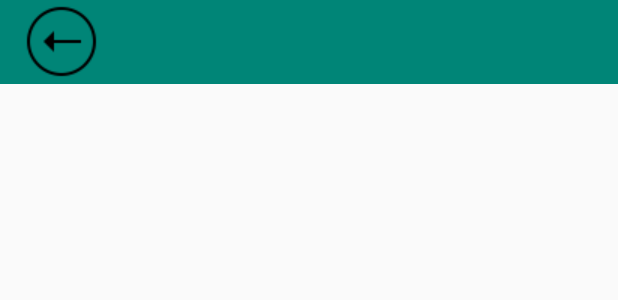
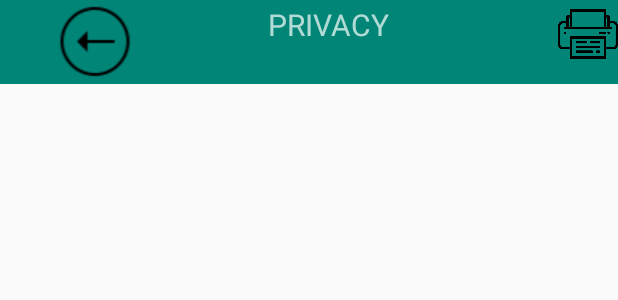
Before and after one commit to sergiger/PillRecordPISProject, an Android app: the layout privacy_activity.xml on its own in the app's theme, with its tools: preview values and no code run, on a phone screen of 412 x 824 dp. Shown: the top 300 px of the screen. Run offline under Robolectric (Android 15) with nearby library versions, the phone set to English and light mode, and no system bars.

Commit message:
petits arreglos

```diff
--- a/app/src/main/res/layout/legal_main_activity.xml
+++ b/app/src/main/res/layout/legal_main_activity.xml
@@ -24,6 +24,12 @@
                 android:layout_height="wrap_content"
                 android:src="@drawable/back_icon"
                 android:id="@+id/back_legal_icon"/>
+            <TextView
+                android:layout_width="wrap_content"
+                android:layout_height="wrap_content"
+                android:text="LEGAL INFORM"
+                android:textSize="30dp">
+            </TextView>
         </android.support.v7.widget.Toolbar>
         <LinearLayout
             android:layout_width="match_parent"
--- a/app/src/main/res/layout/privacy_activity.xml
+++ b/app/src/main/res/layout/privacy_activity.xml
@@ -15,11 +15,38 @@
         app:layout_constraintEnd_toEndOf="parent"
         app:layout_constraintStart_toStartOf="parent"
         app:layout_constraintTop_toTopOf="parent">
-        <ImageView
-            android:layout_width="wrap_content"
+        <LinearLayout
+            android:layout_width="match_parent"
             android:layout_height="wrap_content"
-            android:src="@drawable/back_icon"
-            android:id="@+id/back_icon"/>
+            android:weightSum="10">
+            <ImageView
+                android:layout_weight="2"
+                android:layout_width="wrap_content"
+                android:layout_height="wrap_content"
+                android:src="@drawable/back_icon"
+                android:id="@+id/back_legal_icon"/>
+            <TextView
+                android:layout_weight="6"
+                android:layout_width="wrap_content"
+                android:layout_height="wrap_content"
+                android:text="PRIVACY"
+                android:textSize="20dp"
+                android:textAlignment="center">
+            </TextView>
+            <LinearLayout
+                android:layout_width="wrap_content"
+                android:layout_height="match_parent"
+                android:gravity="right"
+                android:layout_weight="2">
+                <ImageView
+                    android:layout_width="40dp"
+                    android:layout_height="40dp"
+                    android:src="@drawable/printer_icon"
+                    android:id="@+id/print_icon"></ImageView>
+            </LinearLayout>
+        </LinearLayout>
+
+
     </android.support.v7.widget.Toolbar>
 
 </android.support.constraint.ConstraintLayout>
```
Also changed, not shown: app/src/main/java/com/example/afontgou17alumnes/mypillrecord/ui/settings/legalInformation/privacy.kt (+7 -4 lines), app/src/main/java/com/example/afontgou17alumnes/mypillrecord/ui/settings/legalInformation/smartPatients.kt (+7 -0 lines), app/src/main/java/com/example/afontgou17alumnes/mypillrecord/ui/settings/legalInformation/userRequirements.kt (+7 -0 lines), app/src/main/res/layout/my_account_activity.xml (+20 -4 lines), app/src/main/res/layout/smartpatients_activity.xml (+31 -4 lines), app/src/main/res/layout/user_requirements_activity.xml (+31 -4 lines), app/src/main/res/drawable/printer_icon.png (added).
